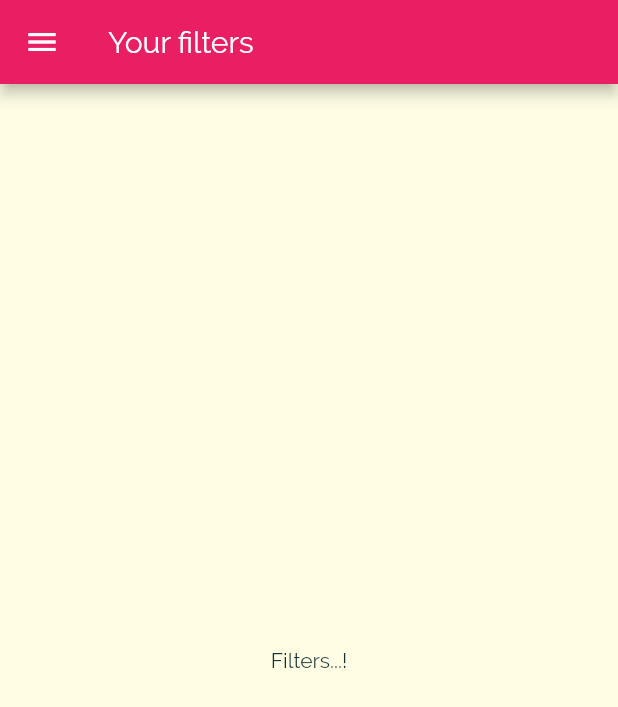
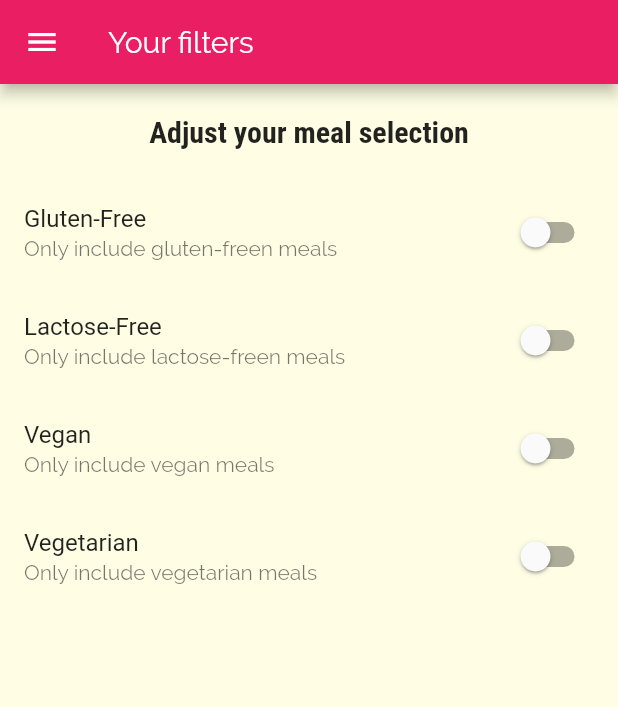
Before and after one commit to Donkijote/meals_app, a Flutter app: the FiltersScreen screen opened by its route, on a phone screen of 412 x 824 dp. Shown: the top 707 px of the screen. Run offline on Flutter 3.47's test engine with Material 2 defaults, Android fonts, the phone set to English and light mode, and no system bars.

Commit message:
adding filters switches

```diff
--- a/lib/screens/filters.dart
+++ b/lib/screens/filters.dart
@@ -2,8 +2,29 @@ import 'package:flutter/material.dart';
 
 import '../widgets/main_drawer.dart';
 
-class FiltersScreen extends StatelessWidget {
+class FiltersScreen extends StatefulWidget {
   static const routeName = '/filters';
+
+  @override
+  _FiltersScreenState createState() => _FiltersScreenState();
+}
+
+class _FiltersScreenState extends State<FiltersScreen> {
+  var _glutenFree = false;
+  var _lactoseFree = false;
+  var _vegeterian = false;
+  var _vegan = false;
+
+  Widget _buildSwitchListTile(String title, String description,
+      bool currentValue, Function updateValue) {
+    return SwitchListTile(
+      title: Text(title),
+      value: currentValue,
+      subtitle: Text(description),
+      onChanged: updateValue,
+    );
+  }
+
   @override
   Widget build(BuildContext context) {
     return Scaffold(
@@ -11,8 +32,49 @@ class FiltersScreen extends StatelessWidget {
         title: Text('Your filters'),
       ),
       drawer: MainDrawer(),
-      body: Center(
-        child: Text('Filters...!'),
+      body: Column(
+        children: <Widget>[
+          Container(
+            padding: EdgeInsets.all(20),
+            child: Text(
+              'Adjust your meal selection',
+              style: Theme.of(context).textTheme.title,
+            ),
+          ),
+          Expanded(
+            child: ListView(
+              children: <Widget>[
+                _buildSwitchListTile('Gluten-Free',
+                    'Only include gluten-freen meals', _glutenFree, (newValue) {
+                  setState(() {
+                    _glutenFree = newValue;
+                  });
+                }),
+                _buildSwitchListTile(
+                    'Lactose-Free',
+                    'Only include lactose-freen meals',
+                    _lactoseFree, (newValue) {
+                  setState(() {
+                    _lactoseFree = newValue;
+                  });
+                }),
+                _buildSwitchListTile(
+                    'Vegan', 'Only include vegan meals', _vegan, (newValue) {
+                  setState(() {
+                    _vegan = newValue;
+                  });
+                }),
+                _buildSwitchListTile(
+                    'Vegetarian', 'Only include vegetarian meals', _vegeterian,
+                    (newValue) {
+                  setState(() {
+                    _vegeterian = newValue;
+                  });
+                }),
+              ],
+            ),
+          )
+        ],
       ),
     );
   }
```
